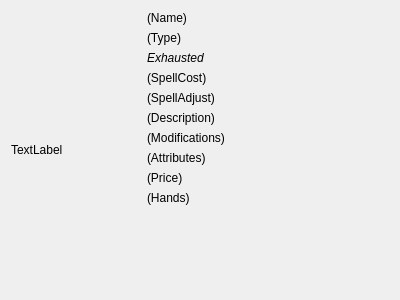
Before: the Qt Designer form arkhorclient/gui/gameobjectwidget.ui in kingnak/arkhor, drawn with Qt 5.
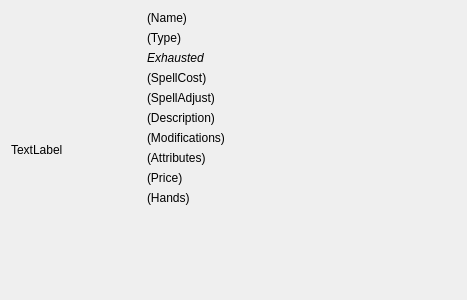
After: the same form once the commit is applied.

Patch:
```diff
--- a/arkhorclient/gui/gameobjectwidget.ui
+++ b/arkhorclient/gui/gameobjectwidget.ui
@@ -6,7 +6,7 @@
    <rect>
     <x>0</x>
     <y>0</y>
-    <width>400</width>
+    <width>467</width>
     <height>300</height>
    </rect>
   </property>
```
